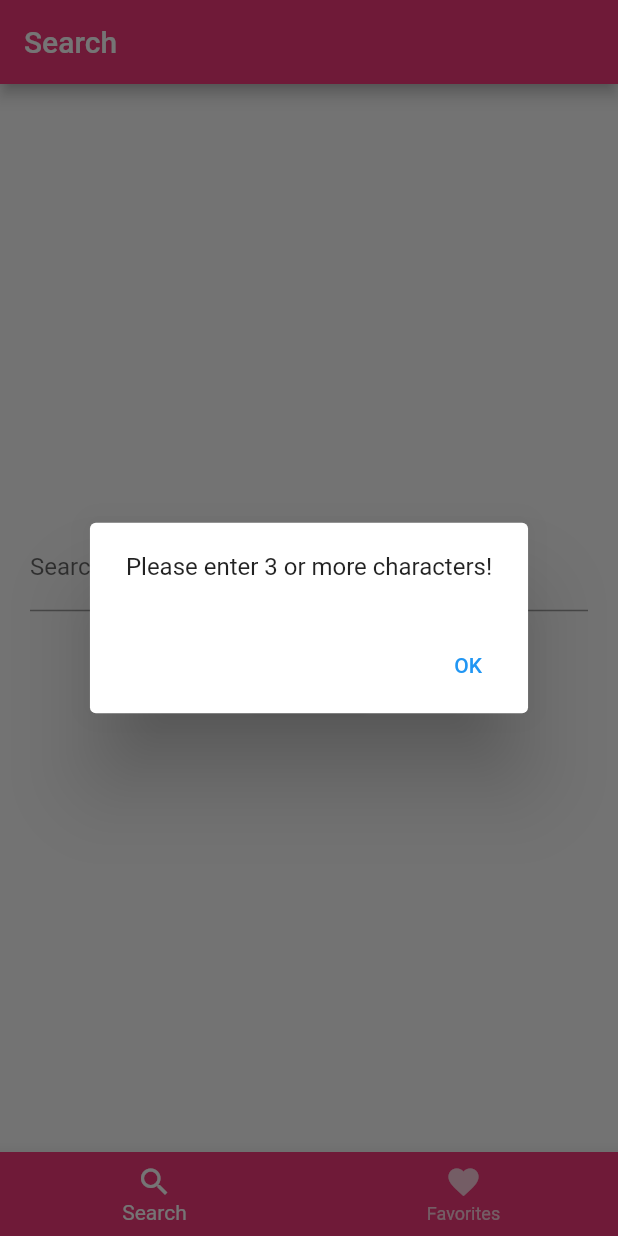
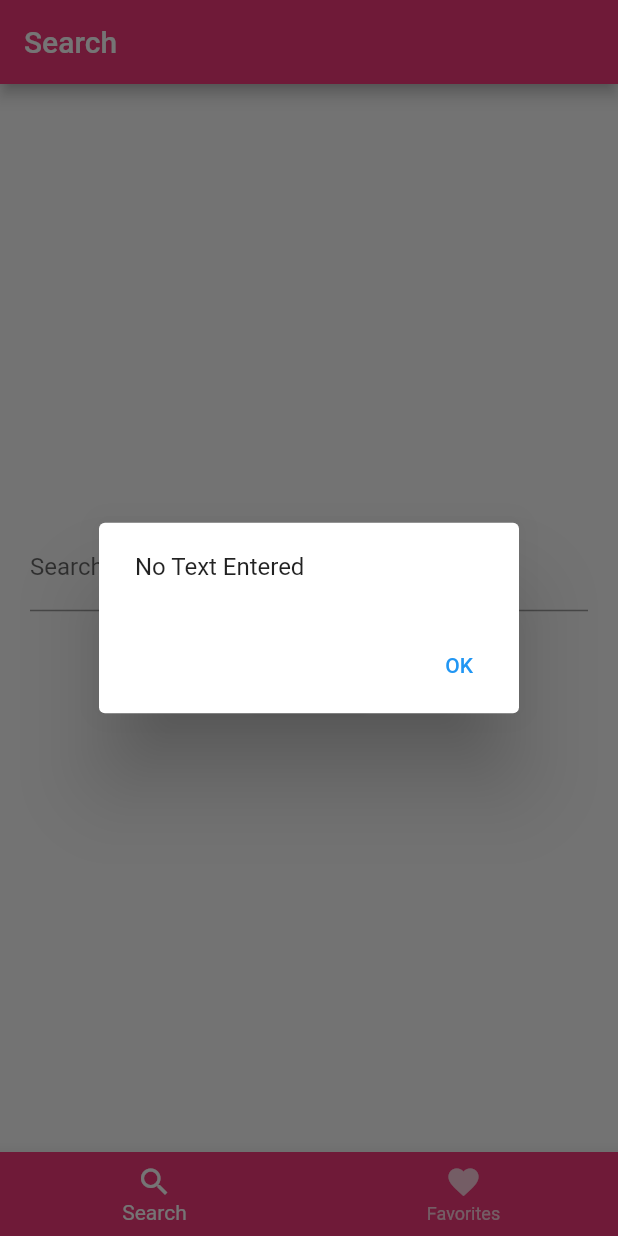
Before and after one commit to spyguyrajat/flutter-app, a Flutter app: the screen it shows after launch, after a tap on "Search", on a phone screen of 412 x 824 dp. Run offline on Flutter 3.47's test engine with Material 2 defaults, Android fonts, the phone set to English and light mode, and no system bars; generated files the repository leaves out were written again.

```diff
--- a/lib/l10n/app_en.arb
+++ b/lib/l10n/app_en.arb
@@ -5,5 +5,6 @@
   "searchButtonTitle": "Search",
   "searchTextFieldTitle": "Search Flickr…",
   "searchValidationError": "Please enter 3 or more characters!",
-  "okButtonText": "OK"
+  "okButtonText": "OK",
+  "emptyStringError": "No Text Entered"
 }
--- a/lib/l10n/app_fr.arb
+++ b/lib/l10n/app_fr.arb
@@ -5,5 +5,6 @@
   "searchButtonTitle": "chercher",
   "searchTextFieldTitle": "Rechercher sur Flickr…",
   "searchValidationError": "Veuillez saisir 3 caractères ou plus !",
-  "okButtonText": "d'accord"
+  "okButtonText": "d'accord",
+  "emptyStringError": "Aucun texte saisi"
 }
--- a/lib/l10n/app_kn.arb
+++ b/lib/l10n/app_kn.arb
@@ -5,5 +5,6 @@
   "searchButtonTitle": "ಹುಡುಕಿ",
   "searchTextFieldTitle": "ಫ್ಲಿಕರ್ ಹುಡುಕಿ ...",
   "searchValidationError": "ದಯವಿಟ್ಟು 3 ಅಥವಾ ಹೆಚ್ಚಿನ ಅಕ್ಷರಗಳನ್ನು ನಮೂದಿಸಿ!",
-  "okButtonText" : "ಸರಿ"
+  "okButtonText" : "ಸರಿ,",
+  "emptyStringError": "ಯಾವುದೇ ಪಠ್ಯವನ್ನು ನಮೂದಿಸಿಲ್ಲ"
 }
--- a/lib/src/pages/search_page.dart
+++ b/lib/src/pages/search_page.dart
@@ -11,7 +11,7 @@ class SearchPage extends StatefulWidget {
 
 class SearchPageState extends State<SearchPage> {
   bool _searchButtonPress = false;
-  bool _validate = false;
+  int _validate = 0;
   final _text = TextEditingController();
 
   @override
@@ -63,12 +63,47 @@ class SearchPageState extends State<SearchPage> {
 
   void _onPress() {
     setState(() {
-      _text.text.length < 3 ? _validate = true : _validate = false;
+      if (_text.text.isEmpty) {
+        _validate = 0;
+      } else if (_text.text.length < 3) {
+        _validate = 1;
+      } else {
+        _validate = 2;
+      }
     });
-    _validate ? _showDialog() : _onLoading();
+
+    switch (_validate) {
+      case 0:
+        _emptyStringErrorDialog();
+        break;
+      case 1:
+        _searchValidationErrorDialog();
+        break;
+      case 2:
+        _onLoading();
+    }
   }
 
-  Future _showDialog() async {
+  Future _emptyStringErrorDialog() async {
+    return showDialog(
+      context: context,
+      builder: (context) {
+        return AlertDialog(
+          content: Text(AppLocalizations.of(context).emptyStringError),
+          actions: [
+            TextButton(
+              child: Text(AppLocalizations.of(context).okButtonText),
+              onPressed: () {
+                Navigator.of(context).pop();
+              },
+            ),
+          ],
+        );
+      },
+    );
+  }
+
+  Future _searchValidationErrorDialog() async {
     return showDialog(
       context: context,
       builder: (context) {
```
